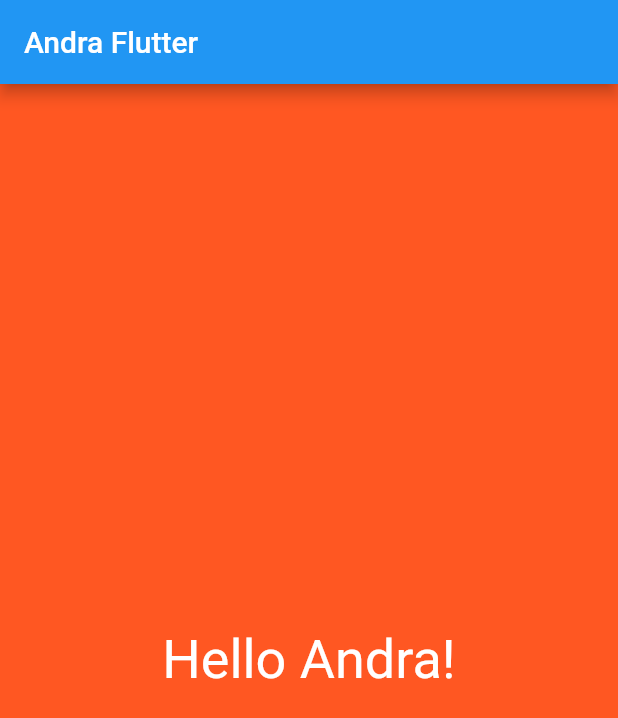
After one commit to Andhrah/hello_flutter, a Flutter app: the screen it shows after launch, on a phone screen of 412 x 824 dp. The commit adds this screen. Shown: the top 718 px of the screen. Run offline on Flutter 3.47's test engine with Material 2 defaults, Android fonts, the phone set to English and light mode, and no system bars.

Commit message:
modularize app
- implement home screen

```diff
--- a/lib/main.dart
+++ b/lib/main.dart
@@ -1,4 +1,5 @@
 import 'package:flutter/material.dart';
+import './screens/home.dart';
 
 void main() => runApp(new HelloFlutterApp());
 
@@ -6,22 +7,14 @@ class HelloFlutterApp extends StatelessWidget {
   @override
   Widget build(BuildContext context) {
     return MaterialApp(
+      debugShowCheckedModeBanner: false,
       title: "Hello Flutter App",
       home: Scaffold(
       // Scaffold widget allows us to create application bar
       appBar: AppBar(
         title: Text("Andra Flutter")
       ),
-      body: Material(
-        color: Colors.deepOrange,
-        child: Center(child: Text(
-      "Hello Andra!",
-      textDirection: TextDirection.ltr,
-      style: TextStyle(color: Colors.white, fontSize: 36.0
-      ),
-    )
-    )
-      ),
+      body: Home()
       )
     );
   }
--- /dev/null
+++ b/lib/screens/home.dart
@@ -0,0 +1,18 @@
+import 'package:flutter/material.dart';
+
+class Home extends StatelessWidget {
+  @override
+  Widget build(BuildContext context) {
+    return Material(
+        color: Colors.deepOrange,
+        child: Center(child: Text(
+      "Hello Andra!",
+      textDirection: TextDirection.ltr,
+      style: TextStyle(color: Colors.white, fontSize: 36.0
+      ),
+    )
+    )
+      );
+  }
+
+}
```
